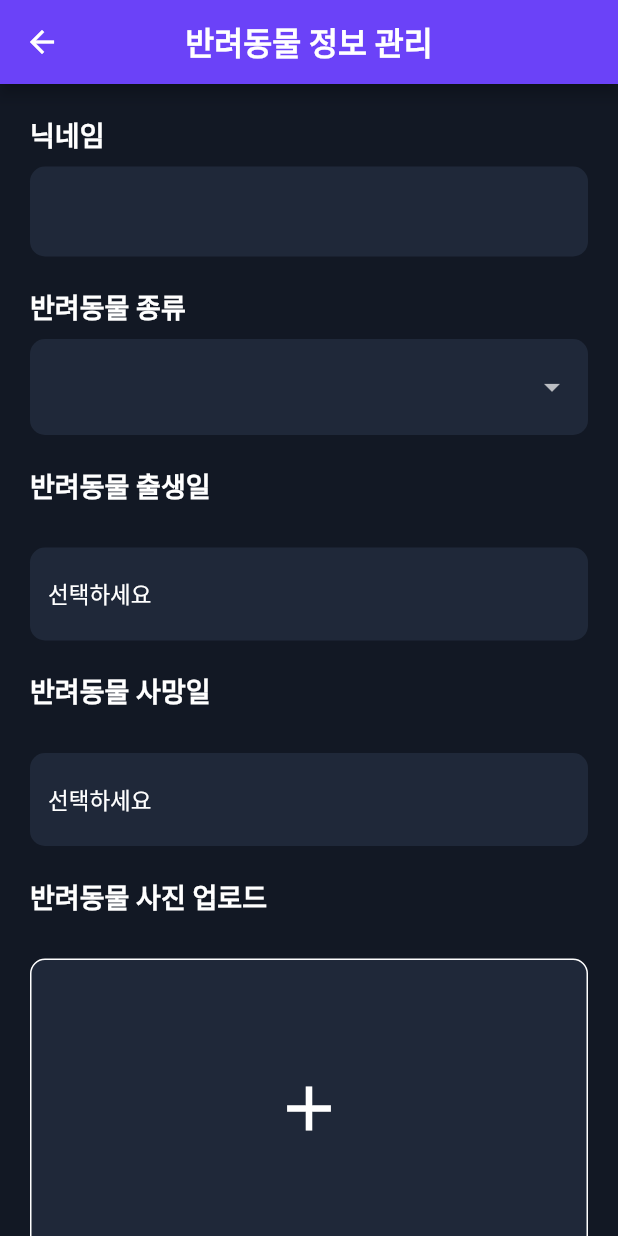
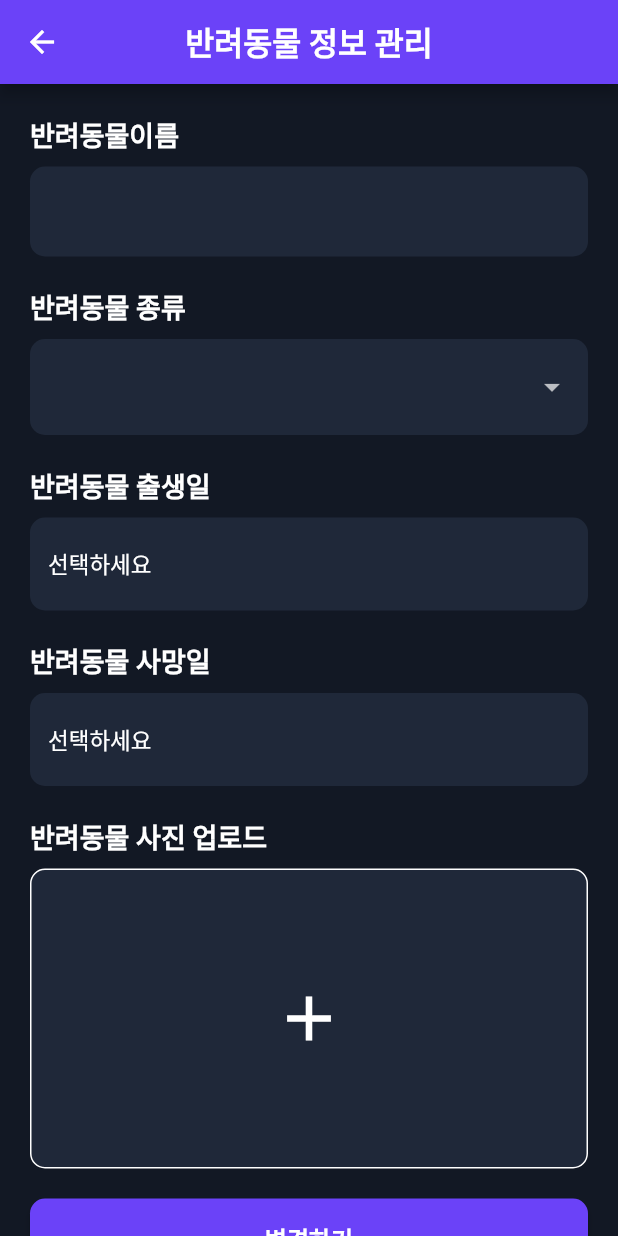
Before and after one commit to Miribyeol/MIRI-APP, a Flutter app: the AnimalScreen screen opened by its route, on a phone screen of 412 x 824 dp. Run offline on Flutter 3.47's test engine with Material 2 defaults, Android fonts, the light colour scheme and no system bars; our stand-ins replace flutter_dotenv, flutter_secure_storage, fluttertoast, image_picker, shared_preferences; missing offline and left inert: kakao_flutter_sdk; accounts and stored records are empty; network calls fail.

Commit message:
찐최종최종

```diff
--- a/lib/screens/challenge.dart
+++ b/lib/screens/challenge.dart
@@ -203,6 +203,7 @@ class ChallengPage extends StatelessWidget {
                       ],
                     ),
                   ),
+                  SizedBox(height: 20),
                 ]),
               ),
             ),
--- a/lib/screens/mypage_pet_info.dart
+++ b/lib/screens/mypage_pet_info.dart
@@ -160,7 +160,7 @@ class AnimalScreenState extends State<AnimalScreen> {
   @override
   Widget build(BuildContext context) {
     double screenHeight = MediaQuery.of(context).size.height;
-    double buttonTitleSize = 20;
+    // double buttonTitleSize = 20;
     double buttonHeight = screenHeight * 0.13;
     return Scaffold(
       appBar: AppBar(
@@ -183,7 +183,7 @@ class AnimalScreenState extends State<AnimalScreen> {
         child: Column(
           crossAxisAlignment: CrossAxisAlignment.stretch,
           children: [
-            _buildSectionTitle('닉네임'),
+            _buildSectionTitle('반려동물이름'),
             TextFormField(
               controller: _nameController, // 컨트롤러 연결
               decoration: InputDecoration(
@@ -199,7 +199,7 @@ class AnimalScreenState extends State<AnimalScreen> {
               },
               style: const TextStyle(color: Colors.white),
             ),
-            SizedBox(height: buttonTitleSize),
+            const SizedBox(height: 20),
             _buildSectionTitle('반려동물 종류'),
             DropdownFormField(
               onChanged: (String? newValue) {
@@ -210,17 +210,14 @@ class AnimalScreenState extends State<AnimalScreen> {
               initialValue: petSpecies,
               options: petSpeciesOptions,
             ),
-            SizedBox(height: buttonTitleSize),
+            const SizedBox(height: 20),
             _buildSectionTitle('반려동물 출생일'),
-            SizedBox(height: buttonTitleSize),
             _buildDateSelector(true),
-            SizedBox(height: buttonTitleSize),
+            const SizedBox(height: 20),
             _buildSectionTitle('반려동물 사망일'),
-            SizedBox(height: buttonTitleSize),
             _buildDateSelector(false),
-            SizedBox(height: buttonTitleSize),
+            const SizedBox(height: 20),
             _buildSectionTitle('반려동물 사진 업로드'),
-            SizedBox(height: buttonTitleSize),
             GestureDetector(
               onTap: () async {
                 final picker = ImagePicker();
@@ -262,7 +259,7 @@ class AnimalScreenState extends State<AnimalScreen> {
                           ),
               ),
             ),
-            SizedBox(height: buttonTitleSize),
+            const SizedBox(height: 20),
             ElevatedButton(
               onPressed: () async {
                 await _updatePetInfo();
```
Also changed, not shown: lib/screens/miri_station.dart (+31 -31 lines), assets/image/readme_1.png (added), assets/image/readme_10.png (added), assets/image/readme_2.png (added), assets/image/readme_3.png (added), assets/image/readme_4.png (added), assets/image/readme_5.png (added), assets/image/readme_6.png (added), assets/image/readme_7.png (added), assets/image/readme_8.png (added), assets/image/readme_9.png (added), 1 other file.
